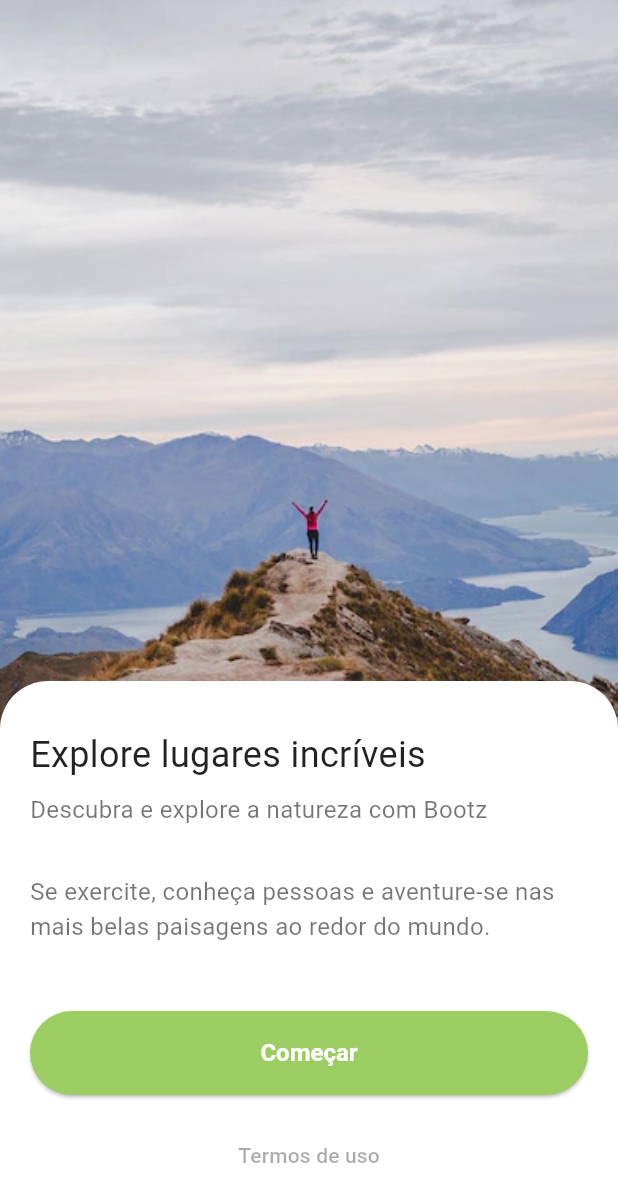
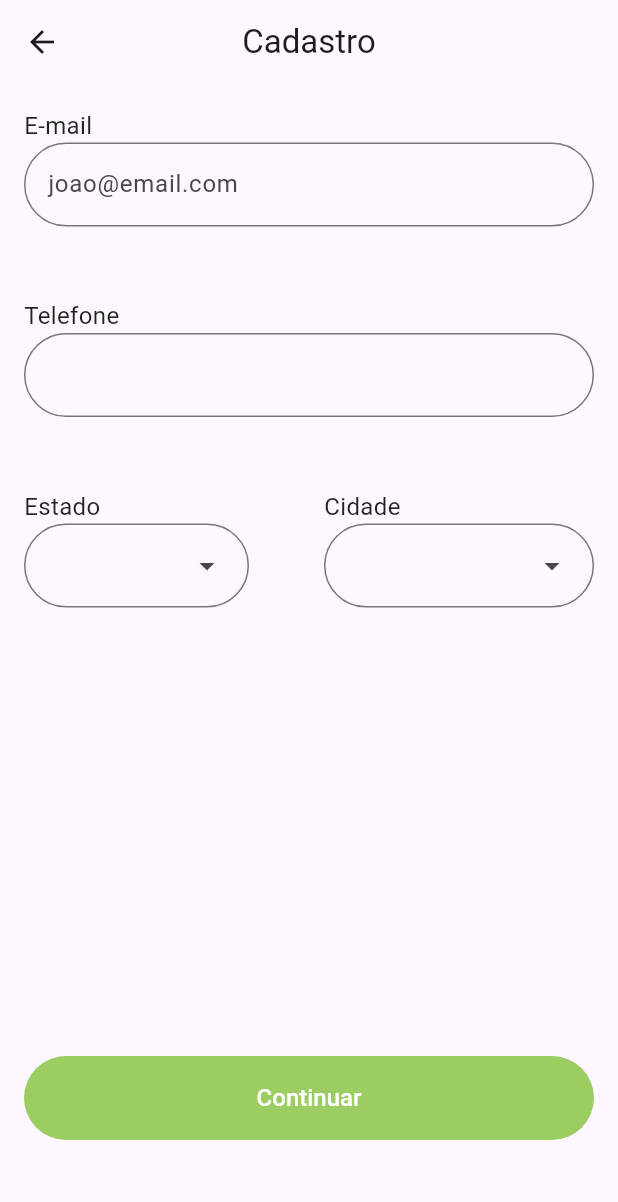
Before and after one commit to jaumzitz/bootz, a Flutter app: the screen it shows after launch, on a phone screen of 412 x 824 dp. Shown: the top 1202 px of the screen. Run offline on Flutter 3.47's test engine with Material 3 defaults, Android fonts, the phone set to English and light mode, and no system bars.

Commit message:
feat - register screen

```diff
--- a/lib/main.dart
+++ b/lib/main.dart
@@ -1,3 +1,4 @@
+import 'package:bootz_test/screens/RegisterScreen.dart';
 import 'package:bootz_test/screens/onBoarding.dart';
 import 'package:flutter/material.dart';
 
@@ -12,7 +13,7 @@ class MyApp extends StatelessWidget {
   @override
   Widget build(BuildContext context) {
     return MaterialApp(
-      title: 'Flutter Demo',
+      title: 'Bootz Demo',
       theme: ThemeData(
         // This is the theme of your application.
         //
@@ -33,7 +34,8 @@ class MyApp extends StatelessWidget {
         useMaterial3: true,
       ),
       // home: const LoginPage(),
-      home: const OnboardingScreen(),
+      // home: const OnboardingScreen(),
+      home: const RegisterScreen(),
     );
   }
 }
--- a/lib/screens/LoginPageScreen.dart
+++ b/lib/screens/LoginPageScreen.dart
@@ -1,3 +1,4 @@
+import 'package:bootz_test/screens/RegisterScreen.dart';
 import 'package:flutter/material.dart';
 
 class LoginPage extends StatefulWidget {
--- /dev/null
+++ b/lib/screens/RegisterScreen.dart
@@ -0,0 +1,168 @@
+import 'package:flutter/cupertino.dart';
+import 'package:flutter/material.dart';
+import 'package:flutter/painting.dart';
+import 'package:flutter/rendering.dart';
+
+class RegisterScreen extends StatefulWidget {
+  const RegisterScreen({super.key});
+
+  @override
+  State<RegisterScreen> createState() => _RegisterScreenState();
+}
+
+class _RegisterScreenState extends State<RegisterScreen> {
+  // final _registerFormKey = GlobalKey<FormState>();
+
+  final List<DropdownMenuEntry> ufs = [
+    DropdownMenuEntry(value: 'SC', label: 'SC'),
+    DropdownMenuEntry(value: 'PR', label: 'PR'),
+    DropdownMenuEntry(value: 'RS', label: 'RS'),
+  ];
+
+  @override
+  Widget build(BuildContext context) {
+    return Scaffold(
+      appBar: AppBar(
+        leading: BackButton(onPressed: () {
+          Navigator.pop(context);
+        },),
+        centerTitle: true,
+        title: Text('Cadastro'),
+      ),
+      body: Form(
+        // key: _registerFormKey,
+        child: Stack(
+          children: [
+            Padding(
+              padding: const EdgeInsets.all(16.0),
+              child: Column(
+                  crossAxisAlignment: CrossAxisAlignment.start,
+                  children: [
+                    const Text(
+                      'E-mail',
+                      style: TextStyle(
+                          fontSize: 16,
+                          color: Colors.black87,
+                          decoration: TextDecoration.none),
+                    ),
+                    TextFormField(
+                        // controller: emailController,
+                        keyboardType: TextInputType.emailAddress,
+                        // validator: (value) {
+                        //   if (!emailValidator(value)) {
+                        //     return 'Insira um e-mail válido';
+                        //   }
+                        //   return null;
+                        // },
+                        decoration: const InputDecoration(
+                          border: OutlineInputBorder(
+                              borderRadius:
+                                  BorderRadius.all(Radius.circular(100)),
+                              borderSide: BorderSide(
+                                  width: 2, style: BorderStyle.none)),
+                          focusedBorder: OutlineInputBorder(
+                              borderRadius:
+                                  BorderRadius.all(Radius.circular(100)),
+                              borderSide: BorderSide(
+                                  width: 2, color: Color(0xFF9CCD62))),
+                          hintText: 'joao@email.com',
+                        )),
+                    const SizedBox(height: 48),
+                    const Text(
+                      'Telefone',
+                      style: TextStyle(
+                          fontSize: 16,
+                          color: Colors.black87,
+                          decoration: TextDecoration.none),
+                    ),
+                    TextFormField(
+                        //controller: passwordController,
+                        keyboardType: TextInputType.phone,
+                        decoration: const InputDecoration(
+                            border: OutlineInputBorder(
+                                borderRadius:
+                                    BorderRadius.all(Radius.circular(100)),
+                                borderSide: BorderSide(
+                                    width: 2, style: BorderStyle.none)),
+                            focusedBorder: OutlineInputBorder(
+                                borderRadius:
+                                    BorderRadius.all(Radius.circular(100)),
+                                borderSide: BorderSide(
+                                    width: 2, color: Color(0xFF9CCD62))))),
+                    const SizedBox(
+                      height: 48,
+                    ),
+                    Row(
+                      mainAxisAlignment: MainAxisAlignment.spaceBetween,
+                      children: [
+                        Column(
+                          crossAxisAlignment: CrossAxisAlignment.start,
+                          children: [
+                            const Text(
+                              'Estado',
+                              style: TextStyle(
+                                  fontSize: 16,
+                                  color: Colors.black87,
+                                  decoration: TextDecoration.none),
+                            ),
+                            DropdownMenu(
+                                dropdownMenuEntries: ufs,
+                                width: 150,
+                                inputDecorationTheme: InputDecorationTheme(
+                                    border: OutlineInputBorder(
+                                        borderRadius:
+                                            BorderRadius.circular(100))),
+                                menuStyle: const MenuStyle()),
+                          ],
+                        ),
+                        Column(
+                          crossAxisAlignment: CrossAxisAlignment.start,
+                          children: [
+                            const Text(
+                              'Cidade',
+                              style: TextStyle(
+                                  fontSize: 16,
+                                  color: Colors.black87,
+                                  decoration: TextDecoration.none),
+                            ),
+                            DropdownMenu(
+                              dropdownMenuEntries: ufs,
+                              width: 180,
+                              inputDecorationTheme: InputDecorationTheme(
+                                  border: OutlineInputBorder(
+                                      borderRadius:
+                                          BorderRadius.circular(100))),
+                            ),
+                          ],
+                        ),
+                      ],
+                    ),
+                  ]),
+            ),
+            Container(
+              alignment: Alignment.bottomCenter,
+              child: const Padding(
+                padding: EdgeInsets.fromLTRB(16, 0, 16, 64.0),
+                child: ElevatedButton(
+                  onPressed: null,
+                  style: ButtonStyle(
+                      fixedSize: MaterialStatePropertyAll(Size(400, 56)),
+                      textStyle: MaterialStatePropertyAll(
+                          TextStyle(fontSize: 16, fontWeight: FontWeight.w500)),
+                      backgroundColor:
+                          MaterialStatePropertyAll(Color(0xFF9CCD62)),
+                      overlayColor:
+                          MaterialStatePropertyAll(Color(0xFF5F8E29))),
+                  child: Text(
+                    'Continuar',
+                    style: TextStyle(color: Colors.white),
+                  ),
+                ),
+              ),
+            )
+          ],
+        ),
+      ),
+    );
+  }
+}
```
